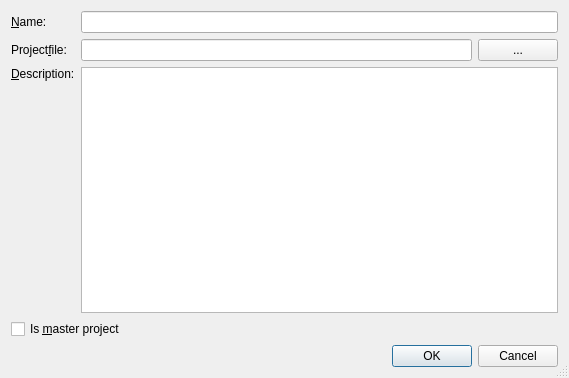
First picture: the form in MultiProject/AddProjectDialog.ui, repository testmana2/test, before the edit.
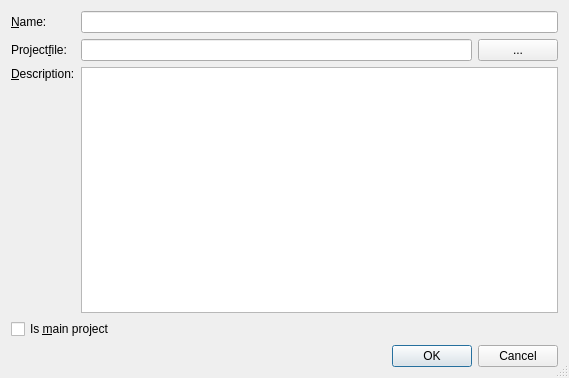
Second picture: the form after the edit.

Commit message: Made some text in the add project dialog a bit clearer.

The edit to the form file:
```diff
--- a/MultiProject/AddProjectDialog.ui
+++ b/MultiProject/AddProjectDialog.ui
@@ -93,8 +93,8 @@
        <property name="toolTip" >
         <string>Select to make this project the master project</string>
        </property>
-       <property name="text" >
-        <string>Is &amp;master project</string>
+       <property name="text">
+        <string>Is &amp;main project</string>
        </property>
       </widget>
      </item>
```
Left out of the diff: 93 changed lines with no effect on the pictures. The commit also changes 11 other files.
